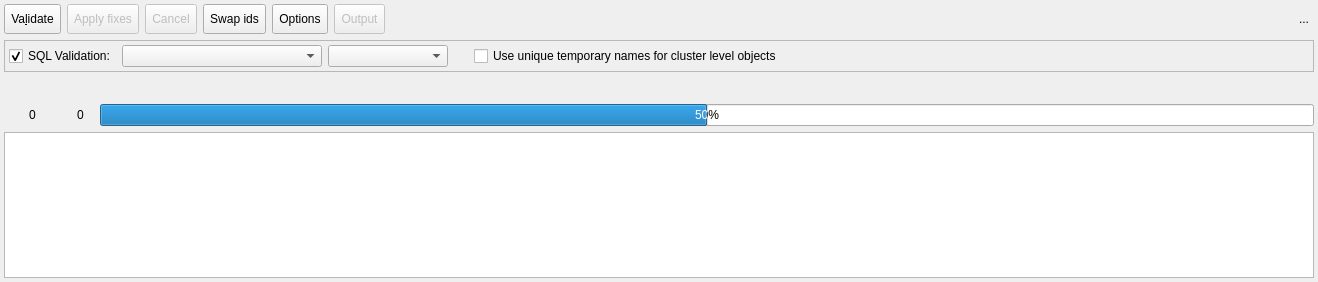
This is libs/libgui/ui/tools/modelvalidationwidget.ui in pgmodeler/pgmodeler as Qt 5 draws it before an edit. The edited form follows.
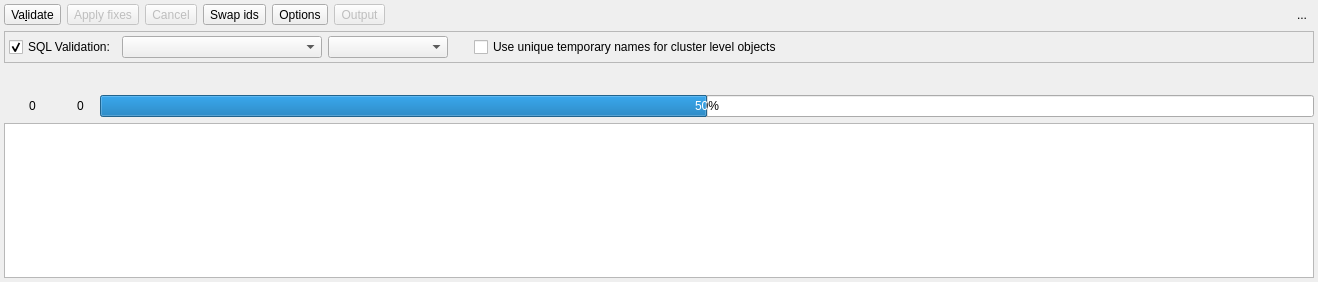
This is the edited form. Icons and pictures are not drawn.

Diff of the .ui file:
```diff
--- a/libs/libgui/ui/tools/modelvalidationwidget.ui
+++ b/libs/libgui/ui/tools/modelvalidationwidget.ui
@@ -50,17 +50,11 @@
       <bool>true</bool>
      </property>
      <property name="sizePolicy">
-      <sizepolicy hsizetype="Fixed" vsizetype="Fixed">
+      <sizepolicy hsizetype="Preferred" vsizetype="Preferred">
        <horstretch>0</horstretch>
        <verstretch>0</verstretch>
       </sizepolicy>
      </property>
-     <property name="minimumSize">
-      <size>
-       <width>0</width>
-       <height>30</height>
-      </size>
-     </property>
      <property name="toolTip">
       <string>Try to apply a fix on the selected validation info.</string>
      </property>
@@ -73,8 +67,8 @@
      </property>
      <property name="iconSize">
       <size>
-       <width>20</width>
-       <height>20</height>
+       <width>32</width>
+       <height>32</height>
       </size>
      </property>
      <property name="checkable">
@@ -83,6 +77,9 @@
      <property name="toolButtonStyle">
       <enum>Qt::ToolButtonTextBesideIcon</enum>
      </property>
+     <property name="autoRaise">
+      <bool>false</bool>
+     </property>
     </widget>
    </item>
    <item row="0" column="5" colspan="2">
@@ -91,17 +88,11 @@
       <bool>false</bool>
      </property>
      <property name="sizePolicy">
-      <sizepolicy hsizetype="Fixed" vsizetype="Fixed">
+      <sizepolicy hsizetype="Preferred" vsizetype="Preferred">
        <horstretch>0</horstretch>
        <verstretch>0</verstretch>
       </sizepolicy>
      </property>
-     <property name="minimumSize">
-      <size>
-       <width>0</width>
-       <height>30</height>
-      </size>
-     </property>
      <property name="toolTip">
       <string>Handles the validation output</string>
      </property>
@@ -114,8 +105,8 @@
      </property>
      <property name="iconSize">
       <size>
-       <width>20</width>
-       <height>20</height>
+       <width>32</width>
+       <height>32</height>
       </size>
      </property>
      <property name="checkable">
@@ -127,6 +118,9 @@
      <property name="toolButtonStyle">
       <enum>Qt::ToolButtonTextBesideIcon</enum>
      </property>
+     <property name="autoRaise">
+      <bool>false</bool>
+     </property>
     </widget>
    </item>
    <item row="0" column="7">
@@ -158,8 +152,8 @@
      </property>
      <property name="iconSize">
       <size>
-       <width>20</width>
-       <height>20</height>
+       <width>28</width>
+       <height>28</height>
       </size>
      </property>
      <property name="indentation">
@@ -180,18 +174,6 @@
    </item>
    <item row="0" column="12">
     <widget class="QToolButton" name="hide_tb">
-     <property name="minimumSize">
-      <size>
-       <width>20</width>
-       <height>20</height>
-      </size>
-     </property>
-     <property name="maximumSize">
-      <size>
-       <width>20</width>
-       <height>20</height>
-      </size>
-     </property>
      <property name="toolTip">
       <string>Hide this widget</string>
      </property>
@@ -202,6 +184,12 @@
       <iconset resource="../../res/resources.qrc">
        <normaloff>:/icons/icons/close1.png</normaloff>:/icons/icons/close1.png</iconset>
      </property>
+     <property name="iconSize">
+      <size>
+       <width>28</width>
+       <height>28</height>
+      </size>
+     </property>
      <property name="autoRaise">
       <bool>true</bool>
      </property>
@@ -252,8 +240,8 @@
           </property>
           <property name="maximumSize">
            <size>
-            <width>22</width>
-            <height>22</height>
+            <width>32</width>
+            <height>32</height>
            </size>
           </property>
           <property name="toolTip">
@@ -337,8 +325,8 @@
           </property>
           <property name="maximumSize">
            <size>
-            <width>22</width>
-            <height>22</height>
+            <width>32</width>
+            <height>32</height>
            </size>
           </property>
           <property name="toolTip">
@@ -606,11 +594,11 @@
    </item>
    <item row="0" column="3">
     <widget class="QToolButton" name="swap_ids_btn">
-     <property name="minimumSize">
-      <size>
-       <width>0</width>
-       <height>30</height>
-      </size>
+     <property name="sizePolicy">
+      <sizepolicy hsizetype="Preferred" vsizetype="Preferred">
+       <horstretch>0</horstretch>
+       <verstretch>0</verstretch>
+      </sizepolicy>
      </property>
      <property name="toolTip">
       <string>Change the creation order for two objects by swapping their ids</string>
@@ -624,29 +612,26 @@
      </property>
      <property name="iconSize">
       <size>
-       <width>20</width>
-       <height>20</height>
+       <width>32</width>
+       <height>32</height>
       </size>
      </property>
      <property name="toolButtonStyle">
       <enum>Qt::ToolButtonTextBesideIcon</enum>
      </property>
+     <property name="autoRaise">
+      <bool>false</bool>
+     </property>
     </widget>
    </item>
    <item row="0" column="0">
     <widget class="QToolButton" name="validate_btn">
      <property name="sizePolicy">
-      <sizepolicy hsizetype="Fixed" vsizetype="Fixed">
+      <sizepolicy hsizetype="Preferred" vsizetype="Preferred">
        <horstretch>0</horstretch>
        <verstretch>0</verstretch>
       </sizepolicy>
      </property>
-     <property name="minimumSize">
-      <size>
-       <width>0</width>
-       <height>30</height>
-      </size>
-     </property>
      <property name="text">
       <string>Va&amp;lidate</string>
      </property>
@@ -656,13 +641,16 @@
      </property>
      <property name="iconSize">
       <size>
-       <width>20</width>
-       <height>20</height>
+       <width>32</width>
+       <height>32</height>
       </size>
      </property>
      <property name="toolButtonStyle">
       <enum>Qt::ToolButtonTextBesideIcon</enum>
      </property>
+     <property name="autoRaise">
+      <bool>false</bool>
+     </property>
     </widget>
    </item>
    <item row="0" column="2">
@@ -670,11 +658,11 @@
      <property name="enabled">
       <bool>false</bool>
      </property>
-     <property name="minimumSize">
-      <size>
-       <width>0</width>
-       <height>30</height>
-      </size>
+     <property name="sizePolicy">
+      <sizepolicy hsizetype="Preferred" vsizetype="Preferred">
+       <horstretch>0</horstretch>
+       <verstretch>0</verstretch>
+      </sizepolicy>
      </property>
      <property name="toolTip">
       <string>Cancel the SQL validation in progress.</string>
@@ -688,8 +676,8 @@
      </property>
      <property name="iconSize">
       <size>
-       <width>20</width>
-       <height>20</height>
+       <width>32</width>
+       <height>32</height>
       </size>
      </property>
      <property name="shortcut">
@@ -698,6 +686,9 @@
      <property name="toolButtonStyle">
       <enum>Qt::ToolButtonTextBesideIcon</enum>
      </property>
+     <property name="autoRaise">
+      <bool>false</bool>
+     </property>
     </widget>
    </item>
    <item row="0" column="1">
@@ -706,17 +697,11 @@
       <bool>false</bool>
      </property>
      <property name="sizePolicy">
-      <sizepolicy hsizetype="Fixed" vsizetype="Fixed">
+      <sizepolicy hsizetype="Preferred" vsizetype="Preferred">
        <horstretch>0</horstretch>
        <verstretch>0</verstretch>
       </sizepolicy>
      </property>
-     <property name="minimumSize">
-      <size>
-       <width>0</width>
-       <height>30</height>
-      </size>
-     </property>
      <property name="toolTip">
       <string>Try to resolve the reported issues.</string>
      </property>
@@ -729,8 +714,8 @@
      </property>
      <property name="iconSize">
       <size>
-       <width>20</width>
-       <height>20</height>
+       <width>32</width>
+       <height>32</height>
       </size>
      </property>
      <property name="shortcut">
@@ -739,6 +724,9 @@
      <property name="toolButtonStyle">
       <enum>Qt::ToolButtonTextBesideIcon</enum>
      </property>
+     <property name="autoRaise">
+      <bool>false</bool>
+     </property>
      <property name="arrowType">
       <enum>Qt::NoArrow</enum>
      </property>
```
